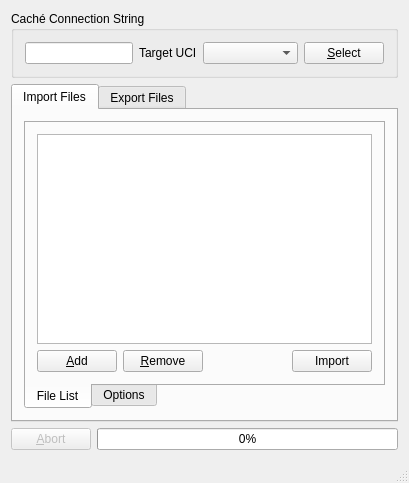
The window that QtCacheTool/mainwindow.ui (entwickler42/QtCache) describes before a commit, drawn with Qt 5.
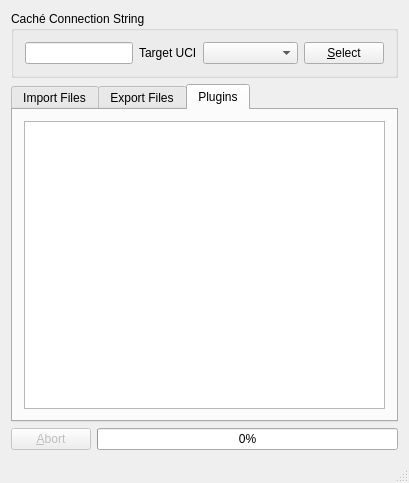
The same window after the commit. The open tabs and pages were chosen to show the change. Icons and pictures are not drawn.

Commit message: added plugin tab with a list of loaded plugins to MainWindow

Patch:
```diff
--- a/QtCacheTool/mainwindow.ui
+++ b/QtCacheTool/mainwindow.ui
@@ -492,6 +492,16 @@
         </item>
        </layout>
       </widget>
+      <widget class="QWidget" name="tabPlugins">
+       <attribute name="title">
+        <string>Plugins</string>
+       </attribute>
+       <layout class="QVBoxLayout" name="verticalLayout_11">
+        <item>
+         <widget class="QTableWidget" name="tablePlugins"/>
+        </item>
+       </layout>
+      </widget>
      </widget>
     </item>
     <item>
```
The commit also changes 5 other files.
